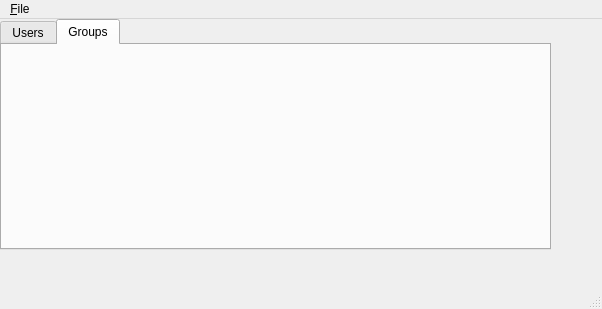
Old version of the form main.ui in the repository savant2212/davadmin.
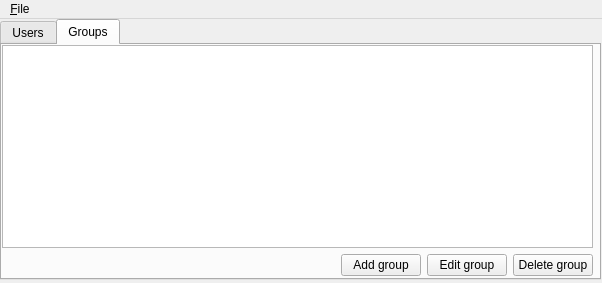
New version of the form. The open tabs and pages were chosen to show the change.

Diff of the .ui file:
```diff
--- a/main.ui
+++ b/main.ui
@@ -7,7 +7,7 @@
     <x>0</x>
     <y>0</y>
     <width>602</width>
-    <height>309</height>
+    <height>283</height>
    </rect>
   </property>
   <property name="windowTitle">
@@ -22,8 +22,8 @@
      <rect>
       <x>0</x>
       <y>0</y>
-      <width>551</width>
-      <height>231</height>
+      <width>601</width>
+      <height>261</height>
      </rect>
     </property>
     <layout class="QVBoxLayout" name="verticalLayout">
@@ -105,6 +105,83 @@
         <attribute name="title">
          <string>Groups</string>
         </attribute>
+        <widget class="QWidget" name="verticalLayoutWidget_2">
+         <property name="geometry">
+          <rect>
+           <x>0</x>
+           <y>0</y>
+           <width>591</width>
+           <height>231</height>
+          </rect>
+         </property>
+         <layout class="QVBoxLayout" name="verticalLayout_2">
+          <property name="sizeConstraint">
+           <enum>QLayout::SetMaximumSize</enum>
+          </property>
+          <item>
+           <widget class="QTreeWidget" name="treeGroups">
+            <property name="textElideMode">
+             <enum>Qt::ElideRight</enum>
+            </property>
+            <property name="rootIsDecorated">
+             <bool>true</bool>
+            </property>
+            <property name="columnCount">
+             <number>1</number>
+            </property>
+            <attribute name="headerVisible">
+             <bool>false</bool>
+            </attribute>
+            <column>
+             <property name="text">
+              <string notr="true">1</string>
+             </property>
+            </column>
+           </widget>
+          </item>
+          <item>
+           <layout class="QHBoxLayout" name="horizontalLayout_3">
+            <item>
+             <spacer name="horizontalSpacer">
+              <property name="orientation">
+               <enum>Qt::Horizontal</enum>
+              </property>
+              <property name="sizeHint" stdset="0">
+               <size>
+                <width>40</width>
+                <height>20</height>
+               </size>
+              </property>
+             </spacer>
+            </item>
+            <item>
+             <widget class="QPushButton" name="btnGroupAdd">
+              <property name="text">
+               <string>Add group</string>
+              </property>
+             </widget>
+            </item>
+            <item>
+             <widget class="QPushButton" name="btnGroupEdit">
+              <property name="text">
+               <string>Edit group</string>
+              </property>
+             </widget>
+            </item>
+            <item>
+             <widget class="QPushButton" name="btnGroupDelete">
+              <property name="text">
+               <string>Delete group</string>
+              </property>
+             </widget>
+            </item>
+           </layout>
+          </item>
+          <item>
+           <layout class="QHBoxLayout" name="horizontalLayout"/>
+          </item>
+         </layout>
+        </widget>
        </widget>
       </widget>
      </item>
@@ -128,7 +205,6 @@
    </widget>
    <addaction name="menuF_ile"/>
   </widget>
-  <widget class="QStatusBar" name="statusbar"/>
   <action name="action_Exit">
    <property name="text">
     <string>&amp;Exit</string>
```
Left out of the diff: 169 changed lines with no effect on the pictures.
